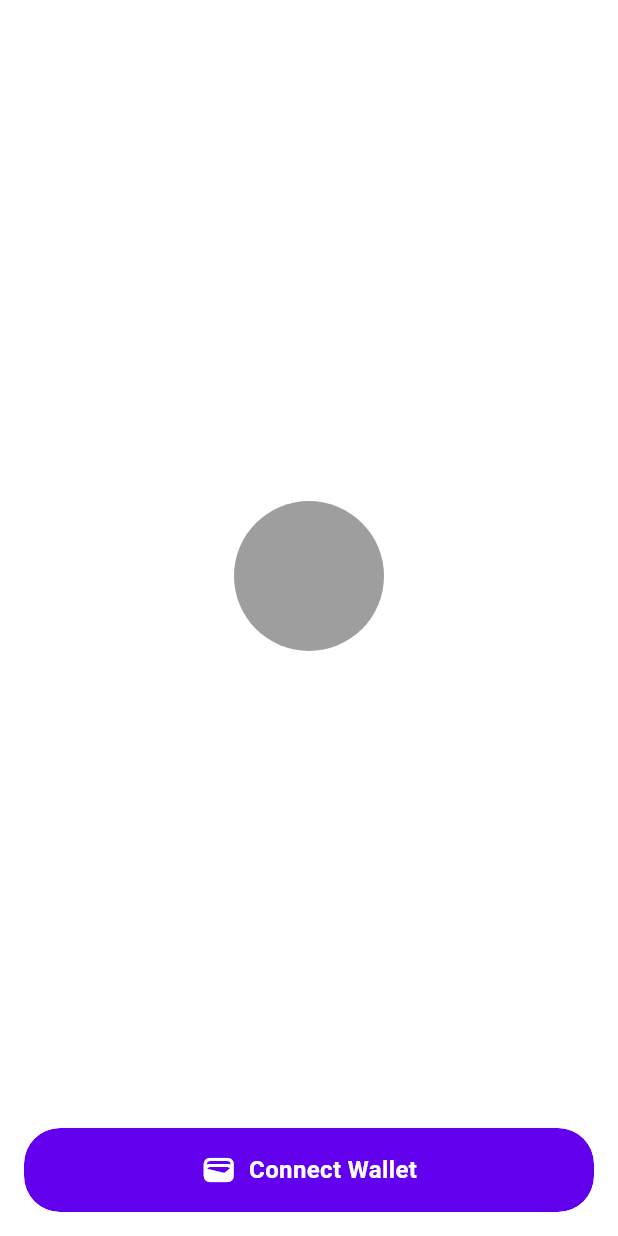
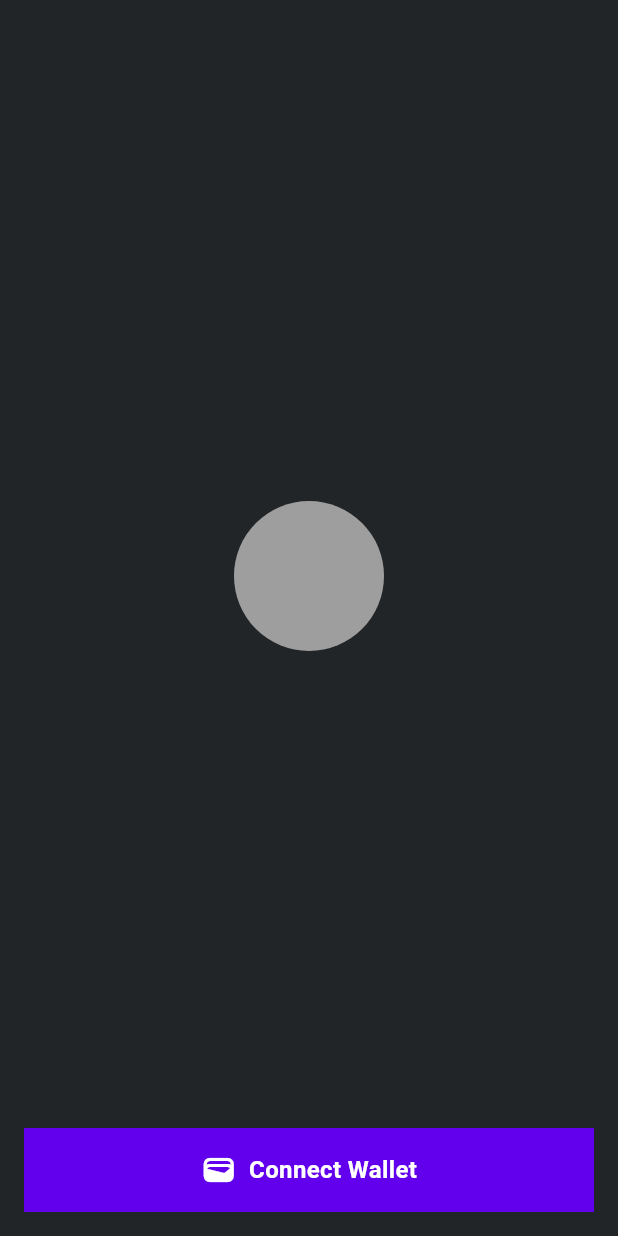
Before and after one commit to TUM-Blockchain-Club/suimon, a Flutter app: the screen it shows after launch, on a phone screen of 412 x 824 dp. Run offline on Flutter 3.47's test engine with Material 3 defaults, Android fonts, the light colour scheme and no system bars; our stand-ins replace bloc, flutter_bloc, gradient_borders, shared_preferences; missing offline and left inert: sui.

Commit message:
Adjust design for buttons and bottom navigation bar

```diff
--- a/app/lib/style/colors.dart
+++ b/app/lib/style/colors.dart
@@ -8,7 +8,7 @@ class Colors {
   static const Color secondary = Color(0xFF03DAC6);
   static const Color secondaryVariant = Color(0xFF018786);
 
-  static const Color background = Color(0xFFFFFFFF);
+  static const Color background = Color(0xFF222527);
   static const Color surface = Color(0xFFFFFFFF);
   static const Color error = Color(0xFFB00020);
 
--- a/app/lib/views/app_home/app_home.dart
+++ b/app/lib/views/app_home/app_home.dart
@@ -33,6 +33,9 @@ class _AppHomeState extends State<AppHome> {
       ],
       child: MaterialApp(
         title: 'Suimon',
+        theme: ThemeData(
+          brightness: Brightness.dark,
+        ),
         debugShowCheckedModeBanner: false,
         onGenerateRoute: (settings) {
           switch (settings.name) {
--- a/app/lib/views/app_login/app_login.dart
+++ b/app/lib/views/app_login/app_login.dart
@@ -11,6 +11,9 @@ class AppLogin extends StatelessWidget {
   Widget build(BuildContext context) {
     return MaterialApp(
       title: 'Suimon',
+      theme: ThemeData(
+        brightness: Brightness.dark,
+      ),
       debugShowCheckedModeBanner: false,
       home: Material(
         color: style.Colors.background,
--- a/app/lib/widgets/core/button.dart
+++ b/app/lib/widgets/core/button.dart
@@ -2,6 +2,7 @@ import 'dart:io';
 
 import 'package:flutter/foundation.dart';
 import 'package:flutter/material.dart';
+import 'package:gradient_borders/gradient_borders.dart';
 import 'package:suimon/style/style.dart' as style;
 
 class Button extends StatefulWidget {
@@ -13,7 +14,7 @@ class Button extends StatefulWidget {
     this.disabled = false,
     this.color = Colors.transparent,
     this.borderRadius = BorderRadius.zero,
-    this.border = BorderSide.none,
+    this.shapeBorder = const RoundedRectangleBorder(),
     this.elevation = 0.0,
     this.scale = true,
     this.hitTestPadding = EdgeInsets.zero,
@@ -23,7 +24,7 @@ class Button extends StatefulWidget {
   final bool disabled;
   final Color color;
   final BorderRadius borderRadius;
-  final BorderSide border;
+  final ShapeBorder shapeBorder;
   final double elevation;
 
   // TODO: Implement hitTestPadding
@@ -73,20 +74,16 @@ class _ButtonState extends State<Button> with SingleTickerProviderStateMixin {
   }
 
   Widget _buildAndroidButton({required Widget content}) {
-    return ClipRRect(
-      borderRadius: widget.borderRadius,
-      child: Material(
+    return Material(
       color: widget.color,
       borderRadius: widget.borderRadius,
       elevation: widget.elevation,
       child: InkWell(
         onTap: widget.onTap?.call,
         onLongPress: widget.onLongPress?.call,
-          customBorder: RoundedRectangleBorder(
         borderRadius: widget.borderRadius,
-          ),
+        customBorder: widget.shapeBorder,
         child: content,
-        ),
       ),
     );
   }
@@ -130,20 +127,14 @@ class _ButtonState extends State<Button> with SingleTickerProviderStateMixin {
       child: AnimatedBuilder(
         animation: _controller,
         builder: (context, child) => scaleWrapper(
-          content: ClipRRect(
-            borderRadius: widget.borderRadius,
-            child: Material(
+          content:  Material(
             color: widget.color,
             borderOnForeground: true,
-              shape: RoundedRectangleBorder(
-                borderRadius: widget.borderRadius,
-                side: widget.border,
-              ),
+            shape: widget.shapeBorder,
             elevation: widget.elevation,
             child: Opacity(
               opacity: _opacity.value,
               child: child,
-              ),
             ),
           ),
         ),
@@ -224,7 +215,8 @@ class StandardButton extends StatelessWidget {
     this.foreground = style.Colors.textButtonCTA,
     this.background = style.Colors.buttonCTA,
     this.padding = const EdgeInsets.symmetric(horizontal: 24.0, vertical: 16.0),
-    this.borderRadius = 24.0,
+    this.borderRadius = 0.0,//24.0,
+    this.elevation = 0.0,
     this.axis = Axis.horizontal,
     this.onLongPress,
     this.onTap,
@@ -238,6 +230,7 @@ class StandardButton extends StatelessWidget {
   final Color background;
   final EdgeInsets padding;
   final double borderRadius;
+  final double elevation;
   final Axis axis;
   final VoidCallback? onTap;
   final VoidCallback? onLongPress;
@@ -272,9 +265,16 @@ class StandardButton extends StatelessWidget {
       color: background,
       tooltip: tooltip,
       borderRadius: BorderRadius.circular(borderRadius),
-      border: const BorderSide(
-        color: style.Colors.border,
-        width: 1.0,
+      elevation: elevation,
+      shapeBorder: GradientBoxBorder(
+        gradient: LinearGradient(
+          begin: Alignment.topCenter,
+          end: Alignment.bottomCenter,
+          colors: [
+            HSLColor.fromColor(background).withLightness(0.7).toColor(),
+            HSLColor.fromColor(background).withLightness(0.3).toColor(),
+          ],
+        ),
       ),
       content: Padding(
         padding: padding,
@@ -313,9 +313,15 @@ class CircularButton extends StatelessWidget {
     return Button(
       color: style.Colors.element,
       borderRadius: BorderRadius.circular(100.0),
-      border: const BorderSide(
-        color: style.Colors.border,
-        width: 1.0,
+      shapeBorder: GradientBoxBorder(
+        gradient: LinearGradient(
+          begin: Alignment.topCenter,
+          end: Alignment.bottomCenter,
+          colors: [
+            HSLColor.fromColor(style.Colors.element).withLightness(0.7).toColor(),
+            HSLColor.fromColor(style.Colors.element).withLightness(0.3).toColor(),
+          ],
+        ),
       ),
       content: SizedBox(
         width: 42.0,
--- a/app/pubspec.yaml
+++ b/app/pubspec.yaml
@@ -40,6 +40,7 @@ dependencies:
   flutter_bloc: ^8.1.6
   bloc: ^8.1.4
   meta: ^1.15.0
+  gradient_borders: ^1.0.1
 
 dev_dependencies:
   flutter_test:
```
Also changed, not shown: app/lib/views/app_home/view_home/page_explore.dart (+18 -6 lines), app/lib/views/app_home/view_home/view_home.dart (+4 -14 lines), app/lib/widgets/core/bottom_navigation_bar.dart (+31 -29 lines), app/pubspec.lock. Lines whose indentation alone changed are shown as unchanged.
